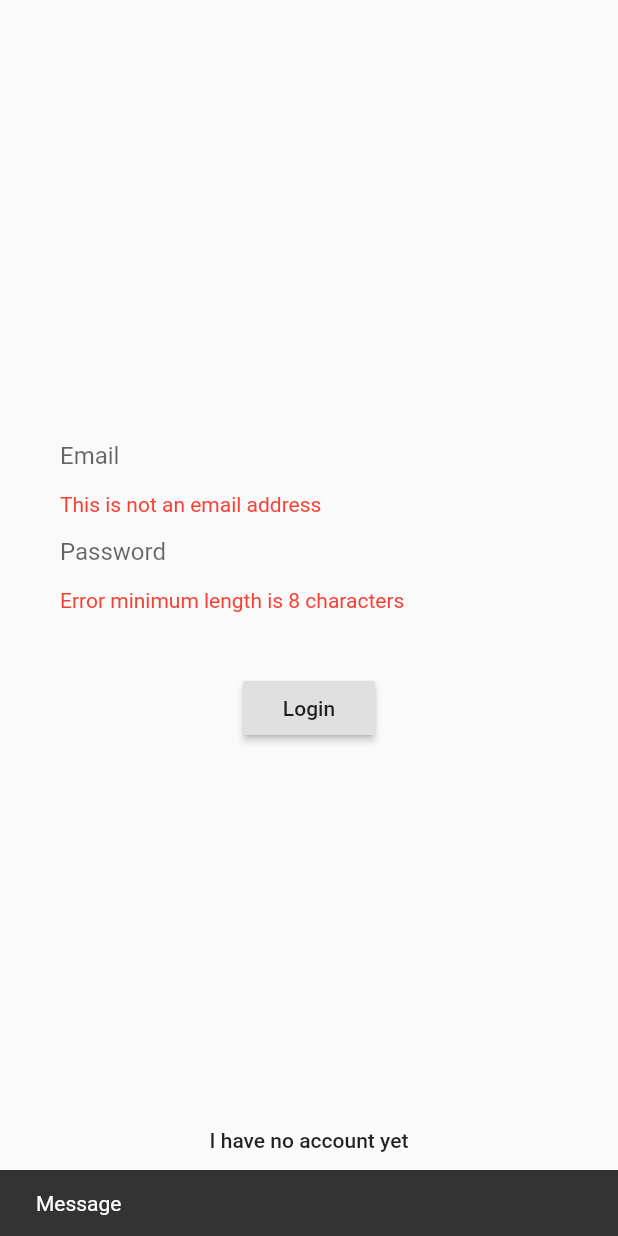
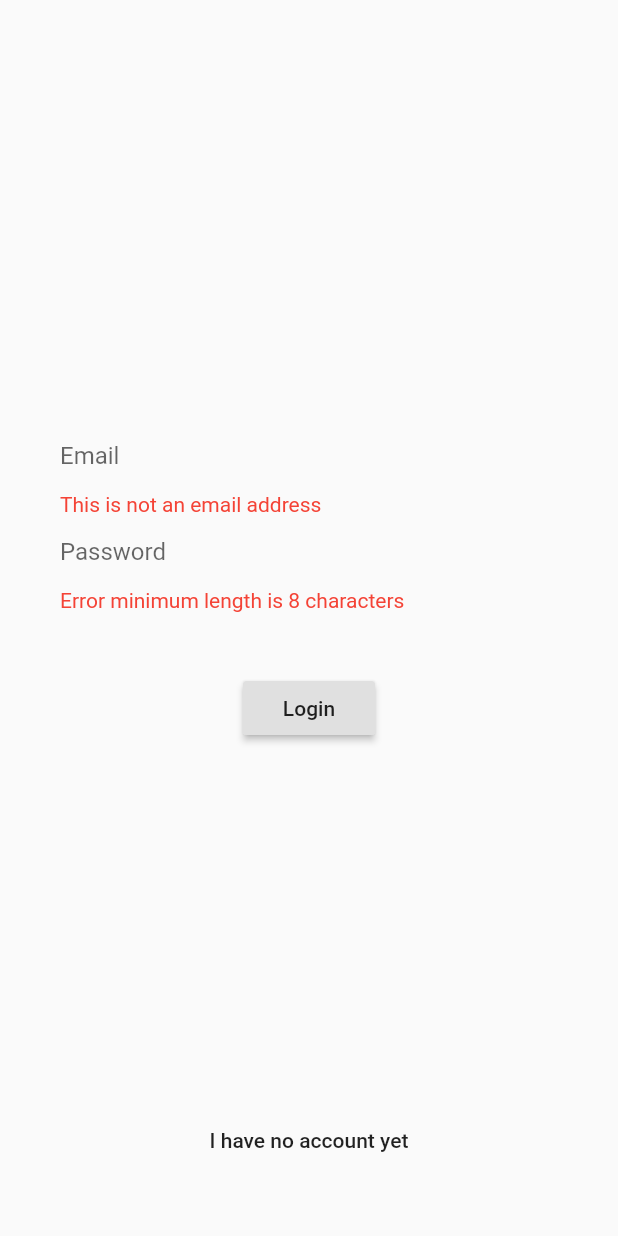
Before and after one commit to koyadovic/ml-diabetes-app, a Flutter app: the screen it shows after launch, after a tap on "Login", on a phone screen of 412 x 824 dp. Run offline on Flutter 3.47's test engine with Material 2 defaults, Android fonts, the phone set to English and light mode, and no system bars; our stand-ins replace localstorage.

Commit message:
Actualizar v1_screen.dart, view_model.dart y 2 más archivos...

```diff
--- a/lib/authentication/view/login/v1_screen.dart
+++ b/lib/authentication/view/login/v1_screen.dart
@@ -67,11 +67,15 @@ class LoginScreenWidgetState extends State<LoginScreenWidget> {
                 RaisedButton(
                   child: Text('Login'),
                   onPressed: () {
+                    // hide keyboard
+                    FocusScope.of(context).unfocus();
                     _viewModel.login();
                   },
                 ),
               ],
             ),
+            if(_viewModel.isLoading())
+              CircularProgressIndicator(),
             Spacer(),
             Row(
               mainAxisAlignment: MainAxisAlignment.center,
--- a/lib/authentication/view/login/view_model.dart
+++ b/lib/authentication/view/login/view_model.dart
@@ -1,4 +1,5 @@
 import 'package:Dia/authentication/controller/services.dart';
+import 'package:Dia/shared/model/api_rest_backend.dart';
 import 'package:Dia/shared/view/messages.dart';
 import 'package:Dia/shared/view/navigation.dart';
 import 'package:Dia/shared/view/view_model.dart';
@@ -50,7 +51,6 @@ class LoginViewModel extends DiaViewModel {
   }
 
   void _validate() {
-    messages.showInformation('Message');
     bool isValid = true;
     if(!_emailPattern.hasMatch(_email)) {
       _emailError = 'This is not an email address';
@@ -77,13 +77,16 @@ class LoginViewModel extends DiaViewModel {
         setLoading(true);
         await authenticationServices.login(email, password);
         // TODO capture 401 and show message
+      } on BackendError catch(err) {
+        messages.showInformation(err.toString());
       } catch (err) {
+        print(err);
         throw err;
       } finally {
         setLoading(false);
       }
       if(authenticationServices.isAuthenticated()) {
-        messages.showInformation('');
+        messages.showInformation('Welcome!');
         navigation.requestScreenChange(DiaScreen.USER_DATA);
       }
     }
--- a/lib/authentication/view/signup/v1_screen.dart
+++ b/lib/authentication/view/signup/v1_screen.dart
@@ -80,6 +80,8 @@ class SignupScreenWidgetState extends State<SignupScreenWidget> {
                 RaisedButton(
                   child: Text('Signup'),
                   onPressed: () {
+                    // hide keyboard
+                    FocusScope.of(context).unfocus();
                     _viewModel.signUp();
                   },
                 ),
--- a/lib/main/view/main_screen.dart
+++ b/lib/main/view/main_screen.dart
@@ -65,6 +65,7 @@ class _MainScreenState extends State<MainScreen> implements Messages, Navigation
             onTap: () async {
               final AuthenticationServices authenticationServices = AuthenticationServices();
               await authenticationServices.logout();
+              showInformation('See you soon!');
               requestScreenChange(DiaScreen.LOGIN);
               Navigator.pop(context);
             },
```
